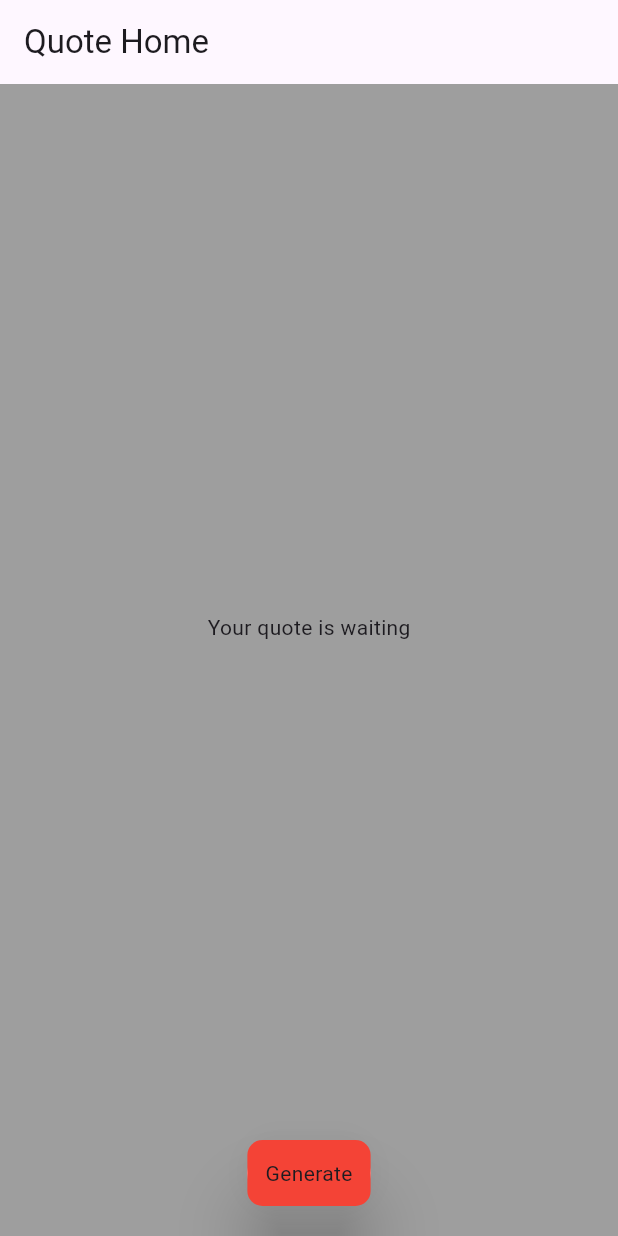
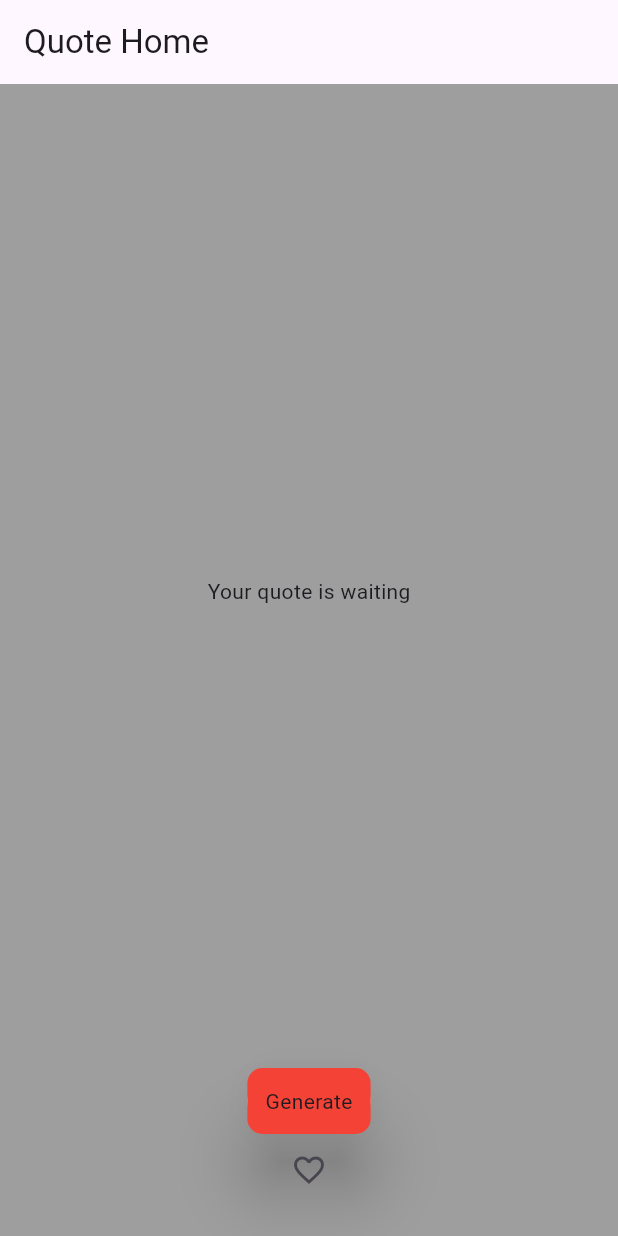
Before and after one commit to Athulprakash02/bloc-sample, a Flutter app: the screen it shows after launch, on a phone screen of 412 x 824 dp. Run offline on Flutter 3.47's test engine with Material 3 defaults, Android fonts, the phone set to English and light mode, and no system bars; our stand-ins replace bloc, flutter_bloc.

Commit message:
added fav button

```diff
--- a/lib/main.dart
+++ b/lib/main.dart
@@ -17,7 +17,7 @@ class MyApp extends StatelessWidget {
       child: MaterialApp(
         theme: ThemeData(scaffoldBackgroundColor: Colors.grey),
         debugShowCheckedModeBanner: false,
-        home: const QuoteScreen(),
+        home:  QuoteScreen(),
       ),
     );
   }
--- a/lib/screens/quote/bloc/quote_bloc.dart
+++ b/lib/screens/quote/bloc/quote_bloc.dart
@@ -6,6 +6,11 @@ part 'quote_state.dart';
 
 class QuoteBloc extends Bloc<QuoteEvent, QuoteState> {
   QuoteBloc() : super(QuoteInitial()) {
+    on<FavouriteQuoteEvent>((event, emit) {
+      bool isFav = event.isFavoured;
+
+      emit(QuoteFavouritedState(isFav: !isFav));
+    });
     on<QuoteRequestEvent>((event, emit) async {
       emit(QuoteLoadingState());
 
--- a/lib/screens/quote/bloc/quote_event.dart
+++ b/lib/screens/quote/bloc/quote_event.dart
@@ -6,3 +6,10 @@ sealed class QuoteEvent {}
 class QuoteRequestEvent extends QuoteEvent {
 
 }
+
+class FavouriteQuoteEvent extends QuoteEvent {
+  final bool isFavoured;
+
+  FavouriteQuoteEvent({required this.isFavoured});
+
+}
--- a/lib/screens/quote/bloc/quote_state.dart
+++ b/lib/screens/quote/bloc/quote_state.dart
@@ -15,3 +15,10 @@ class QuoteLoadedState extends QuoteState {
 
 
 }
+
+class QuoteFavouritedState extends QuoteState {
+  final bool isFav;
+
+  QuoteFavouritedState({required this.isFav});
+
+}
--- a/lib/screens/quote/quote_screen.dart
+++ b/lib/screens/quote/quote_screen.dart
@@ -4,9 +4,10 @@ import 'package:quote/screens/quote/bloc/quote_bloc.dart';
 import 'package:quote/screens/quote/widgets/custom_button.dart';
 import 'package:quote/screens/quote/widgets/quote_widget.dart';
 
+// ignore: must_be_immutable
 class QuoteScreen extends StatelessWidget {
-  const QuoteScreen({super.key});
-
+  QuoteScreen({super.key});
+  bool isFav = false;
   @override
   Widget build(BuildContext context) {
     return Scaffold(
@@ -35,7 +36,22 @@ class QuoteScreen extends StatelessWidget {
                   },
                 ),
               )),
-              const CustomButton(text: 'Generate')
+              const CustomButton(text: 'Generate'),
+              IconButton(onPressed: () {
+                BlocProvider.of<QuoteBloc>(context)
+                    .add(FavouriteQuoteEvent(isFavoured: isFav));
+              }, icon: BlocBuilder<QuoteBloc, QuoteState>(
+                builder: (context, state) {
+                  if (state is QuoteFavouritedState) {
+                    isFav = state.isFav;
+                    return state.isFav
+                        ? const Icon(Icons.favorite)
+                        : const Icon(Icons.favorite_border);
+                  } else {
+                    return const Icon(Icons.favorite_border);
+                  }
+                },
+              ))
             ],
           ),
         ),
```
